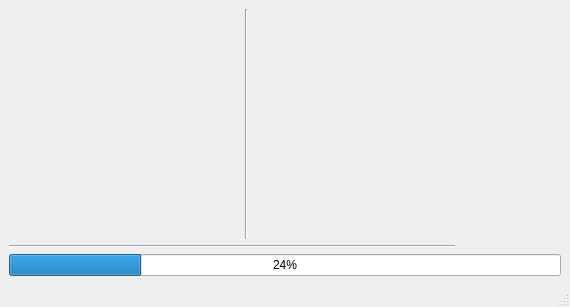
Above: Uis/UpdateUi.ui from nabil-bot/Stable-Updates before the change. Below: the same form after it.
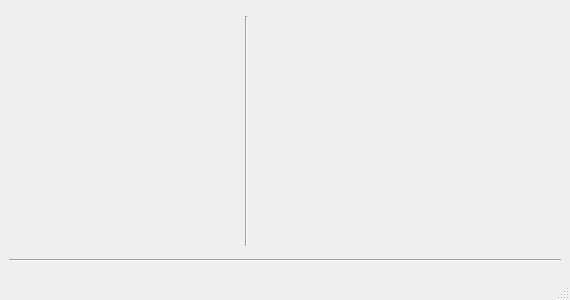
That is the form after the change.

The edit to the form file:
```diff
--- a/Uis/UpdateUi.ui
+++ b/Uis/UpdateUi.ui
@@ -57,10 +57,10 @@
       </property>
      </widget>
     </item>
-    <item row="1" column="0" colspan="3">
-     <widget class="Line" name="line_2">
-      <property name="orientation">
-       <enum>Qt::Horizontal</enum>
+    <item row="0" column="2">
+     <widget class="QLabel" name="label_2">
+      <property name="text">
+       <string/>
       </property>
      </widget>
     </item>
@@ -80,13 +80,10 @@
       </property>
      </widget>
     </item>
-    <item row="2" column="0" colspan="4">
-     <widget class="QProgressBar" name="progressBar">
-      <property name="value">
-       <number>24</number>
-      </property>
-      <property name="alignment">
-       <set>Qt::AlignCenter</set>
+    <item row="1" column="0" colspan="4">
+     <widget class="Line" name="line_2">
+      <property name="orientation">
+       <enum>Qt::Horizontal</enum>
       </property>
      </widget>
     </item>
```
Left out of the diff: 7 changed lines with no effect on the pictures.
